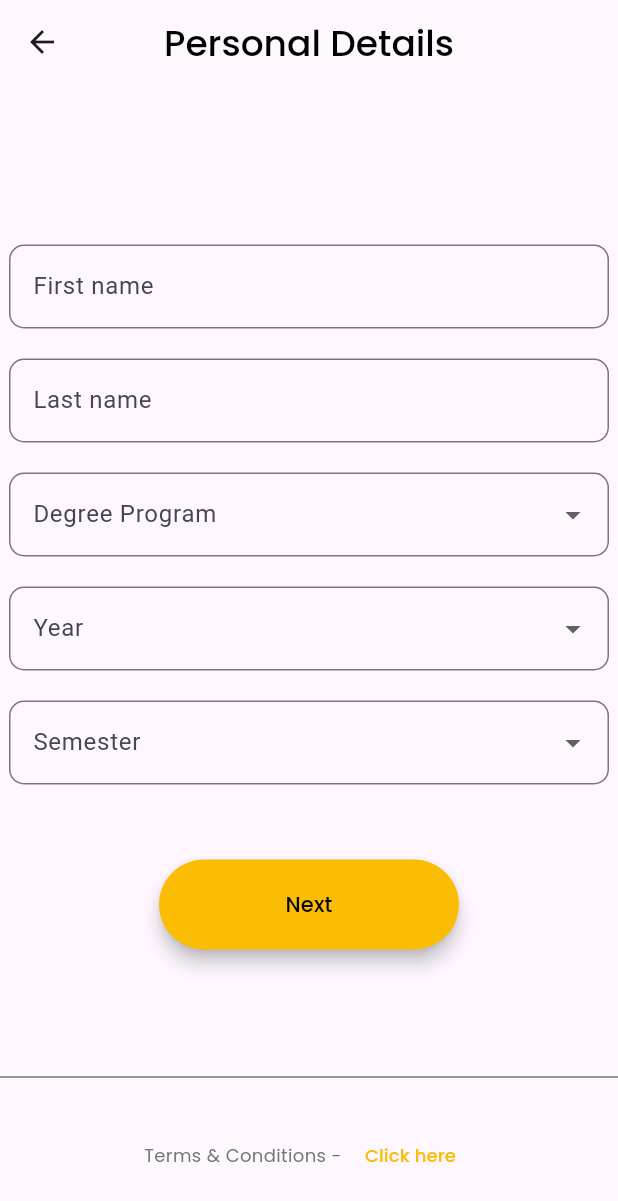
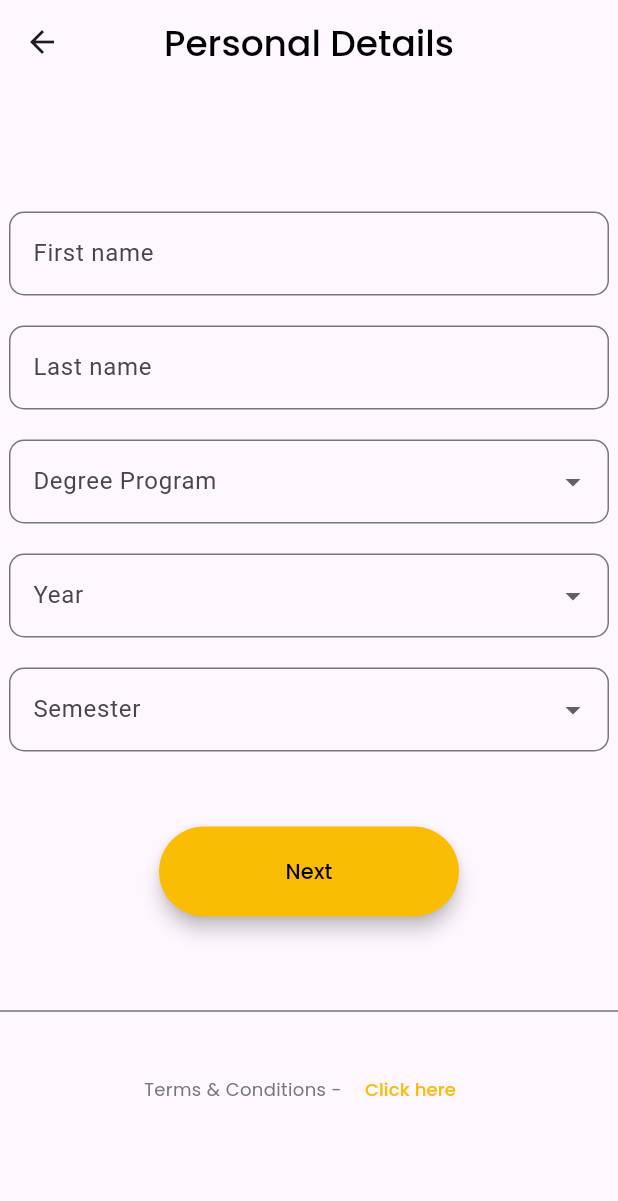
Before and after one commit to Dismi343/Whitspace, a Flutter app: the RegistrationPage screen opened directly, on a phone screen of 412 x 824 dp. Shown: the top 1201 px of the screen. Run offline on Flutter 3.47's test engine with Material 3 defaults, Android fonts, the phone set to English and light mode, and no system bars; our stand-ins replace google_fonts.

Commit message:
registry page overlap fixed

```diff
--- a/lib/pages/details_page.dart
+++ b/lib/pages/details_page.dart
@@ -57,8 +57,14 @@ class _RegistrationPageState extends State<RegistrationPage> {
         ),
         centerTitle: true,
       ),
-      body: Center(
-        child: Column(
+      body: SingleChildScrollView(
+
+        child:ConstrainedBox(
+          constraints: BoxConstraints(
+            minHeight: MediaQuery.of(context).size.height -100,
+        ),
+          child:IntrinsicHeight(
+            child: Column(
           mainAxisAlignment: MainAxisAlignment.spaceBetween,
           children: [
             const SizedBox(height: 30),
@@ -219,6 +225,8 @@ class _RegistrationPageState extends State<RegistrationPage> {
             Fotter(),
           ],
         ),
+        )
+        )
       ),
     );
   }
```
Also changed, not shown: lib/pages/start_page.dart (+17 -0 lines), 1 other file.
